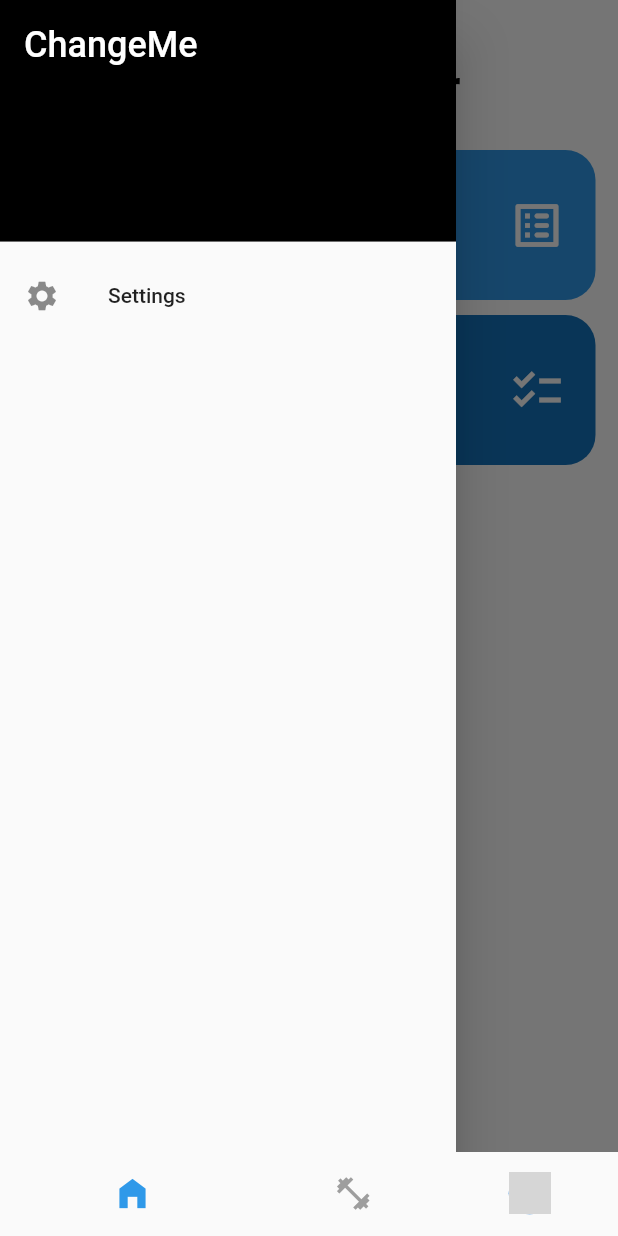
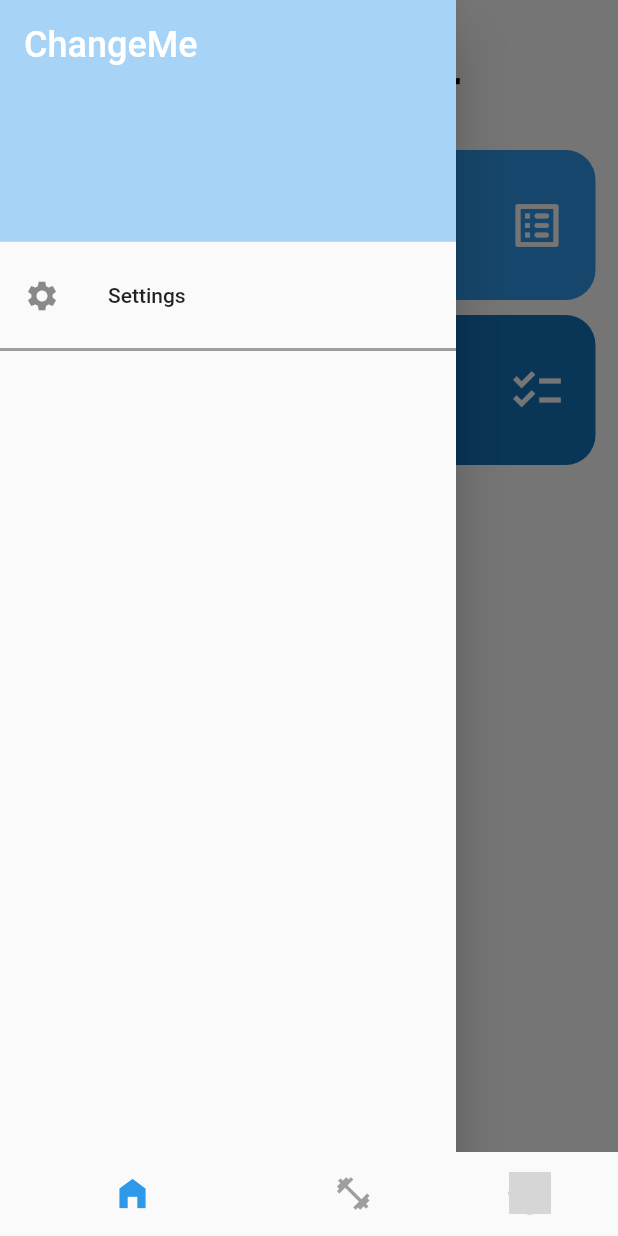
Before and after one commit to Tyreseexe/flutter_testing, a Flutter app: the screen it shows after launch, with the side drawer open, on a phone screen of 412 x 824 dp. Run offline on Flutter 3.47's test engine with Material 2 defaults, Android fonts, the phone set to English and light mode, and no system bars; our stand-ins replace get, get_storage; network calls fail; grey boxes are pictures that could not be loaded.

Commit message:
updated drawer

```diff
--- a/lib/widgets.dart/navdrawer.dart
+++ b/lib/widgets.dart/navdrawer.dart
@@ -1,6 +1,7 @@
 import 'package:flutter/material.dart';
 import 'package:flutter_testing/pages/account_page.dart';
 import 'package:get/get.dart';
+import 'package:flutter_testing/themes/colors.dart';
 
 class MyDrawer extends StatelessWidget {
   const MyDrawer({super.key});
@@ -13,7 +14,7 @@ class MyDrawer extends StatelessWidget {
         children: <Widget>[
           const DrawerHeader(
             decoration: BoxDecoration(
-              color: Colors.black,
+              color: clSecondary,
             ),
             child: Text(
               'ChangeMe',
@@ -33,7 +34,11 @@ class MyDrawer extends StatelessWidget {
             onTap: () {
               Get.to(() => const AccountPage());
             },
-          )
+          ),
+          const Divider(
+            thickness: 2,
+            color: Colors.grey,
+          ),
         ],
       ),
     );
```
Also changed, not shown: lib/theme/colors.dart (added).
